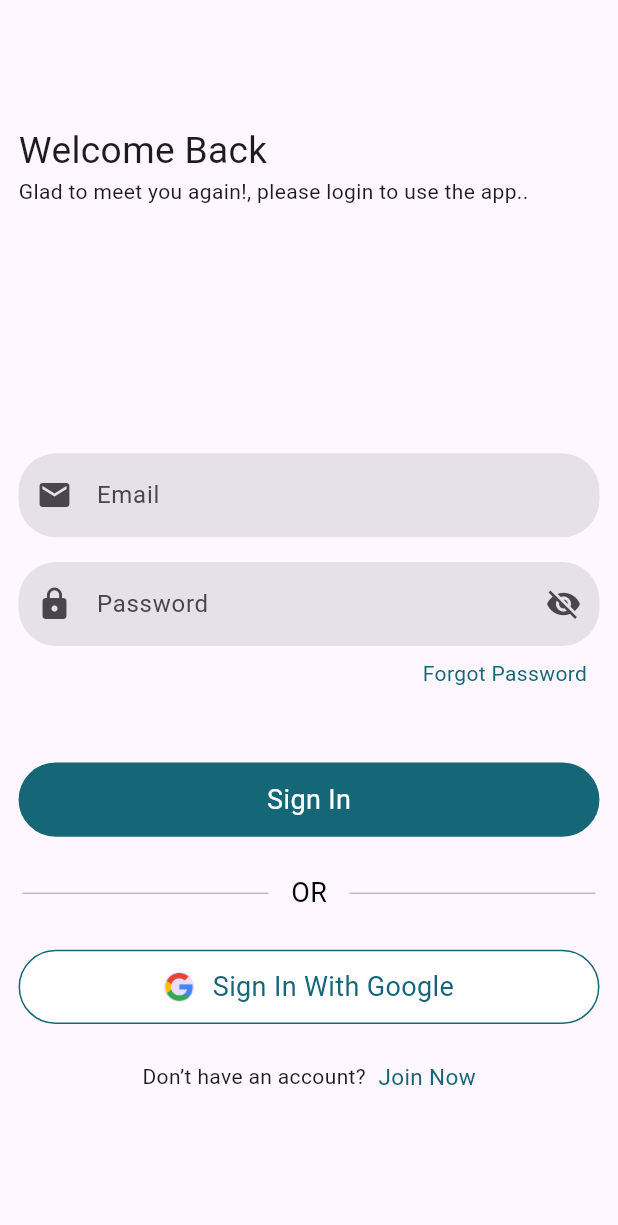
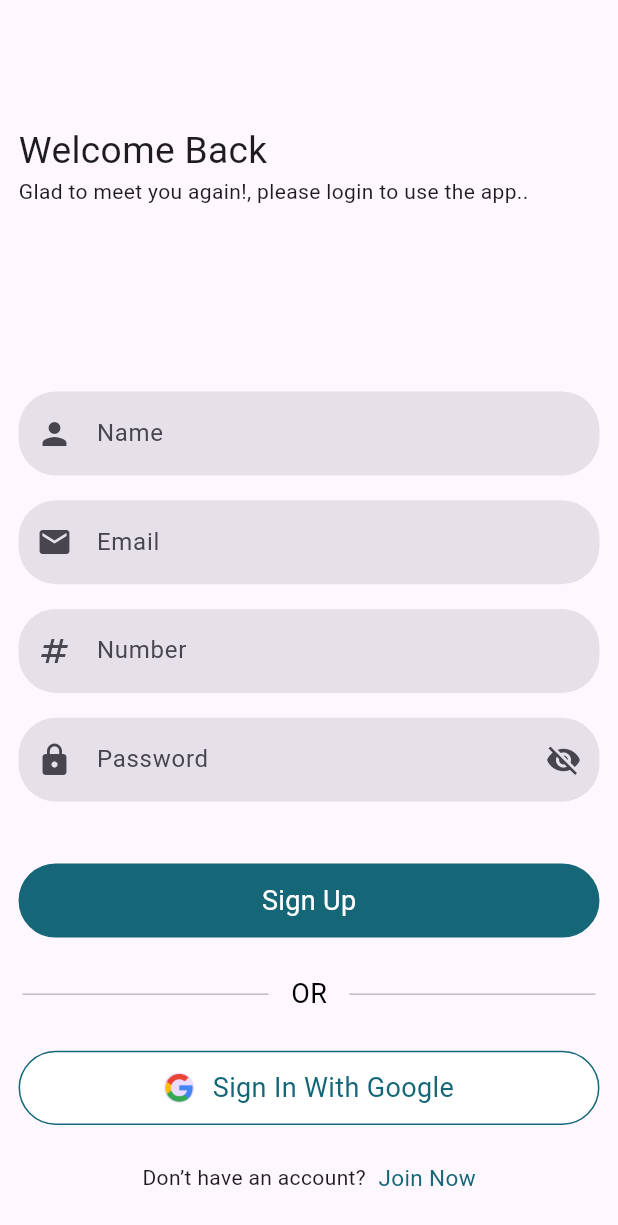
Before and after one commit to shahedroks/Salon-App, a Flutter app: the screen it shows after launch, on a phone screen of 412 x 824 dp. Shown: the top 1225 px of the screen. Run offline on Flutter 3.47's test engine with Material 3 defaults, Android fonts, the phone set to English and light mode, and no system bars; our stand-ins replace bloc, cloud_firestore, firebase_auth, firebase_core, flutter_bloc, fluttertoast; accounts and stored records are empty.

Commit message:
Function edite

```diff
--- a/lib/main.dart
+++ b/lib/main.dart
@@ -4,6 +4,7 @@ import 'package:flutter_bloc/flutter_bloc.dart';
 import 'package:selon/pages/home_page/users_home_page.dart';
 import 'package:selon/pages/signIn_page/signin_page.dart';
 import 'package:selon/pages/signin_page/state_management/bloc/signin_bloc.dart';
+import 'package:selon/pages/signup_page/signup_page.dart';
 
 void main()async {
   WidgetsFlutterBinding.ensureInitialized();
@@ -23,7 +24,7 @@ class MyApp extends StatelessWidget {
       child: MaterialApp(
         initialRoute: "/",
         routes: {
-          "/": (context) => SignInPage(),
+          "/": (context) => SignUpPage(),
           "/users_home_page": (context) => UsersHomePage(),  // users_home_page
         },
       ),
--- a/lib/pages/signin_page/custom_widget/custom_text_form_feild.dart
+++ b/lib/pages/signin_page/custom_widget/custom_text_form_feild.dart
@@ -4,7 +4,7 @@ class CustomTextFormFeild extends StatelessWidget {
   String? hintText;
   String? labelText;
   var controler;
-  IconData prefixIcon;
+  IconData? prefixIcon;
   IconData? suffixIcon;
   bool obscureText;
   final String? Function(String?)? validator;
@@ -20,7 +20,7 @@ class CustomTextFormFeild extends StatelessWidget {
     this.hintText,
     this.labelText,
     this.controler,
-    required this.prefixIcon,
+    this.prefixIcon,
     this.suffixIcon,
     required this.validator,
     required this.onPressed,
--- a/lib/pages/signup_page/signup_page.dart
+++ b/lib/pages/signup_page/signup_page.dart
@@ -7,11 +7,11 @@ import 'package:selon/pages/signin_page/custom_function/users_controler.dart';
 
 import '../signIn_page/custom_widget/custom_divider.dart';
 
-class SignInPage extends StatefulWidget {
-  const SignInPage({super.key});
+class SignUpPage extends StatefulWidget {
+  const SignUpPage({super.key});
 
   @override
-  State<SignInPage> createState() => _SignInPageState();
+  State<SignUpPage> createState() => _SignUpPageState();
 }
 bool obscureText = true;
 bool suffixIcon = false;
@@ -19,11 +19,13 @@ bool suffixIcon = false;
 Checker checker =Checker();
 Users users = Users();
 
+TextEditingController name = TextEditingController();
 TextEditingController email = TextEditingController();
+TextEditingController number = TextEditingController();
 TextEditingController password = TextEditingController();
 final GlobalKey<FormState> isFormKey = GlobalKey<FormState>();
 
-class _SignInPageState extends State<SignInPage> {
+class _SignUpPageState extends State<SignUpPage> {
   @override
   Widget build(BuildContext context) {
     final sizeWidth = MediaQuery.of(context).size.width;
@@ -49,14 +51,34 @@ class _SignInPageState extends State<SignInPage> {
                   "Glad to meet you again!, please login to use the app..",
                 ),
               ),
-              SizedBox(height: sizeHeight * 0.2),
+              SizedBox(height: sizeHeight * 0.15),
               CustomTextFormFeild(
+                // suffixIcon: null,
+                obscureText: false,
+                hintText: "Name",
+                controler: name,
+                // labelText: "Emial",
+                prefixIcon: Icons.person,
+                validator: (value) => checker.onEmailChecker(value),
+                onPressed: () {},
+              ),
+              SizedBox(height: sizeHeight * 0.02), CustomTextFormFeild(
                 // suffixIcon: null,
                 obscureText: false,
                 hintText: "Email",
                 controler: email,
                 // labelText: "Emial",
                 prefixIcon: Icons.email,
+                validator: (value) => checker.onEmailChecker(value),
+                onPressed: () {},
+              ),
+              SizedBox(height: sizeHeight * 0.02), CustomTextFormFeild(
+                // suffixIcon: null,
+                obscureText: false,
+                hintText: "Number",
+                controler: number,
+                // labelText: "Emial",
+                prefixIcon: Icons.numbers,
                 validator: (value) => checker.onEmailChecker(value),
                 onPressed: () {},
               ),
@@ -78,18 +100,19 @@ class _SignInPageState extends State<SignInPage> {
                 },
               ),
 
-              Container(
-                padding: EdgeInsets.symmetric(vertical: sizeHeight * 0.01),
-                margin: EdgeInsets.symmetric(horizontal: sizeWidth * 0.05),
-                alignment: Alignment.topRight,
-                child: Text(
-                  "Forgot Password",
-                  style: TextStyle(color: Color(0xff156778)),
-                ),
-              ),
+              // Container(
+              //   padding: EdgeInsets.symmetric(vertical: sizeHeight * 0.01),
+              //   margin: EdgeInsets.symmetric(horizontal: sizeWidth * 0.05),
+              //   alignment: Alignment.topRight,
+              //   child: Text(
+              //     "Forgot Password",
+              //     style: TextStyle(color: Color(0xff156778)),
+              //   ),
+              // ),
               SizedBox(height: sizeHeight * 0.05),
               CustomSigninButton(
-                signIn: () {
+                signIn: ()
+                {
                   if (isFormKey.currentState!.validate()) {
                     users.signinAuth(email.text,password.text, context);
                     // if(users == true){
@@ -100,7 +123,7 @@ class _SignInPageState extends State<SignInPage> {
                     // }
                   }
                 },
-                text: "Sign In",
+                text: "Sign Up",
                 contenerColor: Color(0xff156778),
                 textColor: Colors.white,
                 showAvater: false,
```
